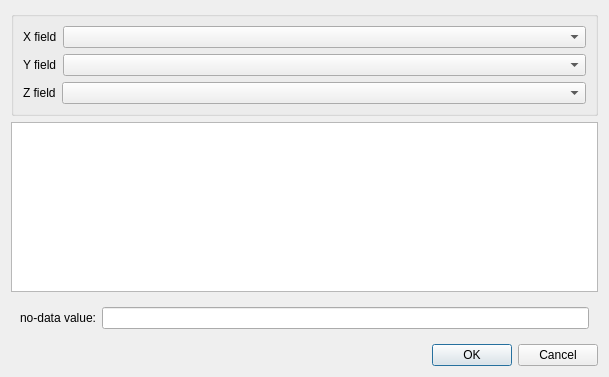
Above: dialogs/segmentsetdialog.ui from PauloCarvalhoRJ/gammaray before the change. Below: the same form after it.
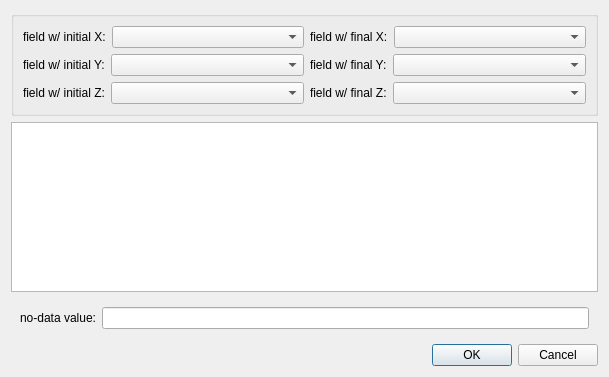
That is the form after the change.

Commit message: Segment Sets: introducing the SegmentSet domain class.

Patch:
```diff
--- a/dialogs/segmentsetdialog.ui
+++ b/dialogs/segmentsetdialog.ui
@@ -31,12 +31,29 @@
            </sizepolicy>
           </property>
           <property name="text">
-           <string>X field</string>
+           <string>field w/ initial X:</string>
           </property>
          </widget>
         </item>
         <item>
-         <widget class="QComboBox" name="cmbX">
+         <widget class="QComboBox" name="cmbX0">
+          <property name="sizePolicy">
+           <sizepolicy hsizetype="MinimumExpanding" vsizetype="Fixed">
+            <horstretch>0</horstretch>
+            <verstretch>0</verstretch>
+           </sizepolicy>
+          </property>
+         </widget>
+        </item>
+        <item>
+         <widget class="QLabel" name="label_5">
+          <property name="text">
+           <string>field w/ final X:</string>
+          </property>
+         </widget>
+        </item>
+        <item>
+         <widget class="QComboBox" name="cmbX1">
           <property name="sizePolicy">
            <sizepolicy hsizetype="MinimumExpanding" vsizetype="Fixed">
             <horstretch>0</horstretch>
@@ -58,12 +75,29 @@
            </sizepolicy>
           </property>
           <property name="text">
-           <string>Y field</string>
+           <string>field w/ initial Y:</string>
           </property>
          </widget>
         </item>
         <item>
-         <widget class="QComboBox" name="cmbY">
+         <widget class="QComboBox" name="cmbY0">
+          <property name="sizePolicy">
+           <sizepolicy hsizetype="MinimumExpanding" vsizetype="Fixed">
+            <horstretch>0</horstretch>
+            <verstretch>0</verstretch>
+           </sizepolicy>
+          </property>
+         </widget>
+        </item>
+        <item>
+         <widget class="QLabel" name="label_6">
+          <property name="text">
+           <string>field w/ final Y:</string>
+          </property>
+         </widget>
+        </item>
+        <item>
+         <widget class="QComboBox" name="cmbY1">
           <property name="sizePolicy">
            <sizepolicy hsizetype="MinimumExpanding" vsizetype="Fixed">
             <horstretch>0</horstretch>
@@ -85,12 +119,29 @@
            </sizepolicy>
           </property>
           <property name="text">
-           <string>Z field</string>
+           <string>field w/ initial Z:</string>
           </property>
          </widget>
         </item>
         <item>
-         <widget class="QComboBox" name="cmbZ">
+         <widget class="QComboBox" name="cmbZ0">
+          <property name="sizePolicy">
+           <sizepolicy hsizetype="MinimumExpanding" vsizetype="Fixed">
+            <horstretch>0</horstretch>
+            <verstretch>0</verstretch>
+           </sizepolicy>
+          </property>
+         </widget>
+        </item>
+        <item>
+         <widget class="QLabel" name="label_7">
+          <property name="text">
+           <string>field w/ final Z:</string>
+          </property>
+         </widget>
+        </item>
+        <item>
+         <widget class="QComboBox" name="cmbZ1">
           <property name="sizePolicy">
            <sizepolicy hsizetype="MinimumExpanding" vsizetype="Fixed">
             <horstretch>0</horstretch>
```
The commit also changes 10 other files.
